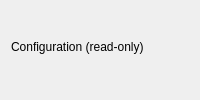
Before: the Qt Designer form src/qt/view/QtSettingsPage.ui in bogdanbaloi/industrial-hmi, drawn with Qt 5.
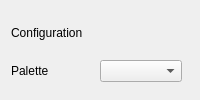
After: the same form once the commit is applied.

Commit message:
Add a runtime palette system to the Qt frontend (REQ-ARCH-012)
- Add QtPaletteManager applying light, dark, Nord and Cockpit as an application-wide Qt style sheet built from semantic role colours, persisted through ConfigManager
- Add the palette picker to Settings and apply the stored palette on startup
- Document as REQ-ARCH-012 plus ADR-0021 with traceability and changelog

```diff
--- a/src/qt/view/QtSettingsPage.ui
+++ b/src/qt/view/QtSettingsPage.ui
@@ -6,10 +6,31 @@
    <item>
     <widget class="QLabel" name="headerLabel">
      <property name="text">
-      <string>Configuration (read-only)</string>
+      <string>Configuration</string>
      </property>
     </widget>
    </item>
+   <item>
+    <layout class="QHBoxLayout" name="paletteRow">
+     <item>
+      <widget class="QLabel" name="paletteLabel">
+       <property name="text">
+        <string>Palette</string>
+       </property>
+      </widget>
+     </item>
+     <item>
+      <widget class="QComboBox" name="paletteCombo"/>
+     </item>
+     <item>
+      <spacer name="paletteSpacer">
+       <property name="orientation">
+        <enum>Qt::Horizontal</enum>
+       </property>
+      </spacer>
+     </item>
+    </layout>
+   </item>
    <item>
     <layout class="QFormLayout" name="settingsForm"/>
    </item>
```
The commit also changes 14 other files.
